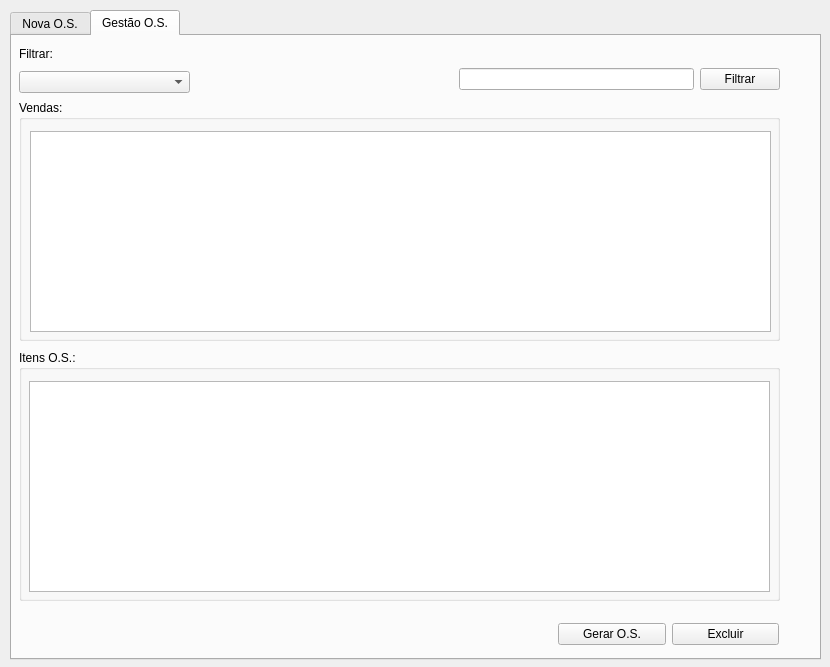
Before: the Qt Designer form frm_ordemservico.ui in ustop0/TCC, drawn with Qt 5.
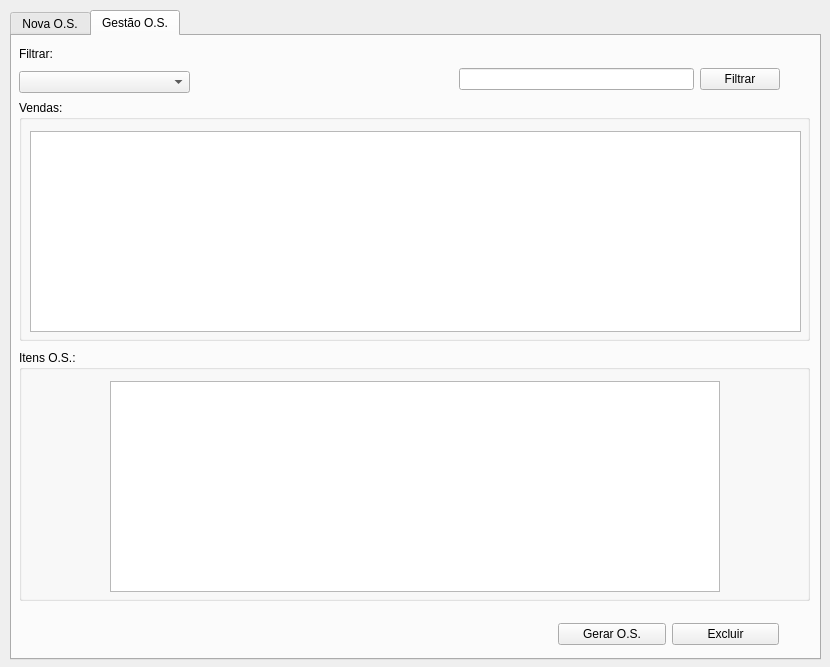
After: the same form once the commit is applied.

Diff of the .ui file:
```diff
--- a/frm_ordemservico.ui
+++ b/frm_ordemservico.ui
@@ -497,7 +497,7 @@
       <rect>
        <x>7</x>
        <y>314</y>
-       <width>761</width>
+       <width>791</width>
        <height>251</height>
       </rect>
      </property>
@@ -554,7 +554,7 @@
       <rect>
        <x>7</x>
        <y>64</y>
-       <width>761</width>
+       <width>791</width>
        <height>241</height>
       </rect>
      </property>
@@ -566,7 +566,7 @@
        <rect>
         <x>11</x>
         <y>31</y>
-        <width>741</width>
+        <width>771</width>
         <height>201</height>
        </rect>
       </property>
@@ -575,9 +575,9 @@
     <widget class="QTableWidget" name="tw_listaPecasOS">
      <property name="geometry">
       <rect>
-       <x>17</x>
+       <x>98</x>
        <y>345</y>
-       <width>741</width>
+       <width>610</width>
        <height>211</height>
       </rect>
      </property>
```
Left out of the diff: 6 changed lines with no effect on the pictures.
